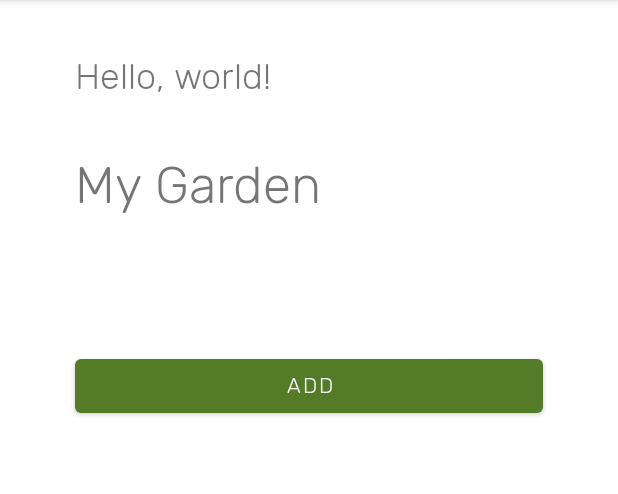
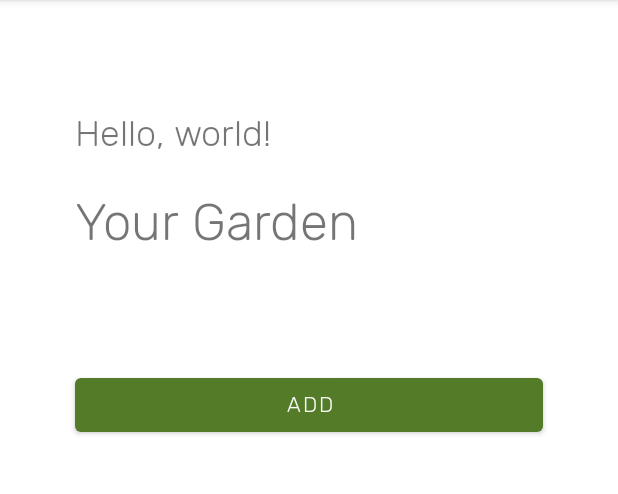
Before and after one commit to EmilyGoose/PlantApp, an Android app: the screen it shows after launch once a user with an empty profile is signed in (HomeActivity), on a phone screen of 412 x 824 dp, the part 84-578 px from its top. Run offline under Robolectric (Android 15) with nearby library versions, the phone set to English and light mode, and no system bars; our stand-ins replace Firebase (no records; nobody signed in at launch, a user with empty details on screens opened directly); 2 statements that could not run were skipped.

Commit message:
More fixes to HomeActivity layout

```diff
--- a/app/src/main/res/layout/activity_home.xml
+++ b/app/src/main/res/layout/activity_home.xml
@@ -12,6 +12,7 @@
         android:layout_height="wrap_content"
         android:layout_marginLeft="50dp"
         android:layout_marginRight="50dp"
+        android:layout_marginTop="50dp"
         android:text="@string/placeholder"
         android:textSize="24sp"
         app:layout_constraintBottom_toTopOf="@+id/garden_title"
--- a/app/src/main/res/values/strings.xml
+++ b/app/src/main/res/values/strings.xml
@@ -10,7 +10,7 @@
     <string name="main_login">Login</string>
     <string name="main_register">Register</string>
     <string name="submit_button">Submit</string>
-    <string name="garden_welcome">My Garden</string>
+    <string name="garden_welcome">Your Garden</string>
     <string name="hint_name">First Name</string>
     <string name="hint_password">Password</string>
     <string name="hint_email">Email</string>
@@ -20,4 +20,5 @@
     <string name="plant_image">Plant Image</string>
     <string name="prompt_add_plant">Add to Garden</string>
     <string name="prompt_add">Add</string>
+    <string name="prompt_photo">Photo Search</string>
 </resources>
```
